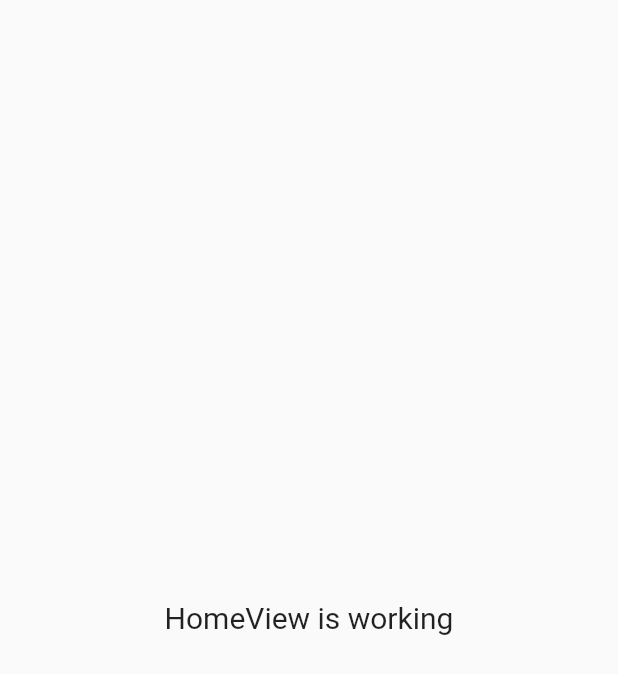
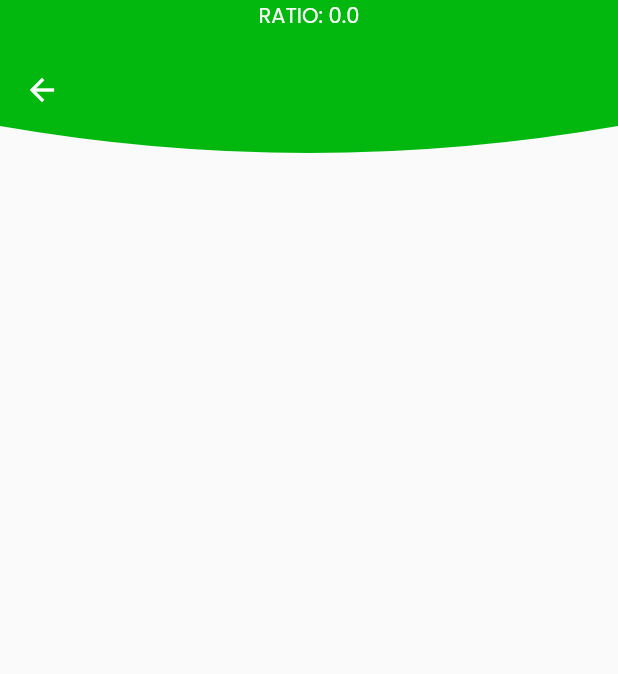
Before and after one commit to stanleymesa/segarbox_flutter, a Flutter app: the HomeView screen opened by its route, on a phone screen of 412 x 824 dp. Shown: the top 674 px of the screen. Run offline on Flutter 3.47's test engine with Material 2 defaults, Android fonts, the phone set to English and light mode, and no system bars; our stand-ins replace get, google_fonts, lottie.

Commit message:
fading appbar

```diff
--- a/lib/app/modules/home/controllers/home_controller.dart
+++ b/lib/app/modules/home/controllers/home_controller.dart
@@ -1,13 +1,17 @@
+import 'package:flutter/material.dart';
 import 'package:get/get.dart';
+import 'package:segarbox_flutter/utils/const.dart';
 
 class HomeController extends GetxController {
-  //TODO: Implement HomeController
+  final ScrollController scrollC = ScrollController();
+  final ratio = 0.0.obs;
 
-  final count = 0.obs;
   @override
   void onInit() {
     super.onInit();
-    print('HOME INIT');
+    scrollC.addListener(() {
+      ratio.value = scrollC.offset / (headerHeight - appBarHeight);
+    });
   }
 
   @override
@@ -16,6 +20,7 @@ class HomeController extends GetxController {
   }
 
   @override
-  void onClose() {}
-  void increment() => count.value++;
+  void onClose() {
+    scrollC.dispose();
+  }
 }
--- a/lib/app/modules/home/views/home_view.dart
+++ b/lib/app/modules/home/views/home_view.dart
@@ -1,6 +1,8 @@
 import 'package:flutter/material.dart';
 
 import 'package:get/get.dart';
+import 'package:segarbox_flutter/theme/theme.dart';
+import 'package:segarbox_flutter/utils/const.dart';
 
 import '../controllers/home_controller.dart';
 
@@ -8,12 +10,66 @@ class HomeView extends GetView<HomeController> {
   @override
   Widget build(BuildContext context) {
     return Scaffold(
-      body: Center(
-        child: Text(
-          'HomeView is working',
-          style: TextStyle(fontSize: 20),
+      body: SafeArea(
+        child: Stack(
+          children: [
+            NestedScrollView(
+              controller: controller.scrollC,
+              headerSliverBuilder: (context, innerBoxIsScrolled) => <Widget>[
+                SliverAppBar(
+                  backgroundColor: Colors.transparent,
+                  toolbarHeight: headerHeight,
+                  flexibleSpace: FlexibleSpaceBar(
+                    background: ClipPath(
+                      clipper: Header(),
+                      child: Container(
+                        color: green,
+                      ),
+                    ),
+                  ),
+                ),
+              ],
+              body: Container(),
+            ),
+            Obx(
+              () => Container(
+                color: defaultWhite.withOpacity((controller.ratio.value <= 1.0)
+                    ? controller.ratio.value
+                    : 1.0),
+                child: Column(
+                  children: [
+                    Text(
+                      'RATIO: ${controller.ratio.value}',
+                      style: (controller.ratio.value <= 0.5)
+                          ? normalLight
+                          : normalDark,
+                    )
+                  ],
+                ),
+                height: appBarHeight,
+                width: Get.width,
+              ),
+            ),
+          ],
         ),
       ),
     );
   }
 }
+
+class Header extends CustomClipper<Path> {
+  @override
+  Path getClip(Size size) {
+    final Path path = Path()
+      ..lineTo(0, size.height - 36)
+      ..quadraticBezierTo(
+          size.width / 2, size.height, size.width, size.height - 36)
+      ..lineTo(size.width, 0)
+      ..close();
+
+    return path;
+  }
+
+  @override
+  bool shouldReclip(covariant CustomClipper<Path> oldClipper) => false;
+}
--- a/lib/app/modules/onboarding/views/onboarding_view.dart
+++ b/lib/app/modules/onboarding/views/onboarding_view.dart
@@ -123,7 +123,7 @@ class OnBoardingInfo extends StatelessWidget {
               ),
               Text(
                 controller.onBoarding[index].desc,
-                style: normal,
+                style: normalDark,
                 textAlign: TextAlign.center,
               ),
               SizedBox(
--- a/lib/theme/theme.dart
+++ b/lib/theme/theme.dart
@@ -1,21 +1,31 @@
 import 'package:google_fonts/google_fonts.dart';
 import 'package:flutter/material.dart';
 
+Color green = Color(0XFF02B80E);
+Color defaultWhite = Color(0XFFFAFAFA);
+Color black = Colors.black87;
+
 TextStyle title = GoogleFonts.poppins().copyWith(
-  color: Colors.black87,
+  color: black,
   fontWeight: FontWeight.bold,
   fontStyle: FontStyle.normal,
   fontSize: 16,
 );
 
-TextStyle normal = GoogleFonts.poppins().copyWith(
-  color: Colors.black87,
+TextStyle normalDark = GoogleFonts.poppins().copyWith(
+  color: black,
+  fontStyle: FontStyle.normal,
+  fontSize: 14,
+);
+
+TextStyle normalLight = GoogleFonts.poppins().copyWith(
+  color: defaultWhite,
   fontStyle: FontStyle.normal,
   fontSize: 14,
 );
 
 TextStyle normalBold = GoogleFonts.poppins().copyWith(
-  color: Colors.black87,
+  color: black,
   fontWeight: FontWeight.bold,
   fontStyle: FontStyle.normal,
   fontSize: 14,
--- /dev/null
+++ b/lib/utils/const.dart
@@ -0,0 +1,2 @@
+const double headerHeight = 120;
+const double appBarHeight = 75;
```
